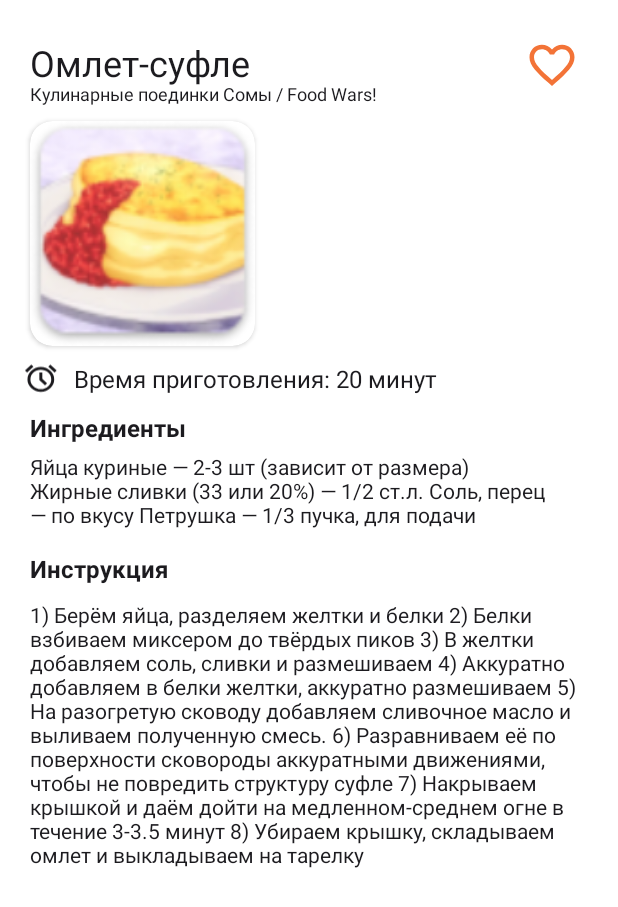
After one commit to Dan1l0s/mdev_course_work, an Android app: the layout activity_recipe_page.xml on its own in the app's theme, with its tools: preview values and no code run, on a phone screen of 412 x 824 dp. The commit adds this screen. Shown: the top 907 px of the screen. Run offline under Robolectric (Android 15) with nearby library versions, the phone set to English and light mode, and no system bars; Roboto replaces fonts that are not available here.

Commit message:
Added recipe page layout

```diff
--- a/app/src/main/java/ru/dan1l0s/project/MainActivity.java
+++ b/app/src/main/java/ru/dan1l0s/project/MainActivity.java
@@ -28,9 +28,6 @@ import java.util.Objects;
 
 import ru.dan1l0s.project.recipe.Recipe;
 import ru.dan1l0s.project.recycler_view_adapter.RecipeAdapter;
-import ru.dan1l0s.project.recycler_view_adapter.TaskAdapter;
-import ru.dan1l0s.project.task.Task;
-import ru.dan1l0s.project.task.UpdateTask;
 
 /** MainActivity class, where the list itself is located */
 public class MainActivity extends AppCompatActivity implements RecipeAdapter.OnRecipeListener{
@@ -106,7 +103,6 @@ public class MainActivity extends AppCompatActivity implements RecipeAdapter.OnR
           }
           list.add(recipe);
         }
-//        Collections.sort(list);
         recipeAdapter.notifyDataSetChanged();
       }
 
--- a/app/src/main/res/drawable-nodpi/_bg__recipe_new_shape.xml
+++ /dev/null
@@ -1,6 +0,0 @@
-<?xml version="1.0" encoding="utf-8"?>
-<!-- _bg__recipe_new from your XD file. -->
-<shape xmlns:android="http://schemas.android.com/apk/res/android"
-	android:shape="rectangle" >
-	<solid android:color="@color/_bg__recipe_new_color" />
-</shape>
--- /dev/null
+++ b/app/src/main/res/layout/activity_recipe_page.xml
@@ -0,0 +1,124 @@
+<?xml version="1.0" encoding="utf-8"?>
+<androidx.constraintlayout.widget.ConstraintLayout xmlns:android="http://schemas.android.com/apk/res/android"
+    xmlns:app="http://schemas.android.com/apk/res-auto"
+    xmlns:tools="http://schemas.android.com/tools"
+    android:layout_width="match_parent"
+    android:layout_height="match_parent"
+    android:layout_marginBottom="20dp"
+    >
+    <RelativeLayout android:id="@+id/content_container"
+        android:layout_width="match_parent"
+        android:layout_height="match_parent"
+        tools:ignore="MissingConstraints">
+
+
+        <androidx.cardview.widget.CardView
+            android:layout_marginStart="20dp"
+            android:layout_below="@id/recipe_page_source"
+            android:layout_marginTop="10dp"
+            android:layout_width="150dp"
+            android:layout_height="150dp"
+            app:cardCornerRadius="15dp">
+            <ImageView
+                android:id="@+id/recipe_page_image"
+                android:layout_width="150dp"
+                android:layout_height="150dp"
+                android:src="@drawable/image_1" />
+        </androidx.cardview.widget.CardView>
+
+        <TextView android:id="@+id/recipe_page_title"
+            android:textSize="24sp"
+            android:textColor="@color/card_text_color"
+            android:layout_marginStart="20dp"
+            android:layout_marginTop="25dp"
+            android:layout_width="260dp"
+            android:layout_height="wrap_content"
+            android:text="@string/recipe_title"
+            />
+
+        <TextView android:id="@+id/recipe_page_ingredients_title"
+            android:textStyle="bold"
+            android:textSize="16sp"
+            android:textColor="@color/card_text_color"
+            android:layout_below="@id/timer"
+            android:layout_marginStart="20dp"
+            android:layout_marginTop="10dp"
+            android:layout_width="wrap_content"
+            android:layout_height="wrap_content"
+            android:text="Ингредиенты"
+            />
+
+        <TextView android:id="@+id/recipe_page_cooking_time"
+            android:textSize="16sp"
+            android:textColor="@color/card_text_color"
+            android:layout_marginStart="10dp"
+            android:layout_toEndOf="@id/timer"
+            android:layout_marginTop="241dp"
+            android:layout_width="wrap_content"
+            android:layout_height="wrap_content"
+            android:text="@string/cooking_time"
+            />
+
+        <TextView android:id="@+id/recipe_page_ingredients"
+            android:textSize="14sp"
+            android:textColor="@color/card_text_color"
+            android:layout_marginStart="20dp"
+            android:layout_below="@id/recipe_page_ingredients_title"
+            android:layout_marginTop="5dp"
+            android:layout_width="350dp"
+            android:layout_height="wrap_content"
+            android:text="@string/recipe_ingredients"
+            />
+
+        <TextView android:id="@+id/recipe_page_instruction_title"
+            android:textStyle="bold"
+            android:textSize="16sp"
+            android:textColor="@color/card_text_color"
+            android:layout_marginStart="20dp"
+            android:layout_below="@id/recipe_page_ingredients"
+            android:layout_marginTop="15dp"
+            android:layout_width="wrap_content"
+            android:layout_height="wrap_content"
+            android:text="Инструкция"
+            />
+
+        <TextView android:id="@+id/recipe_page_instruction"
+            android:textSize="14sp"
+            android:textColor="@color/card_text_color"
+            android:layout_marginStart="20dp"
+            android:layout_below="@id/recipe_page_instruction_title"
+            android:layout_marginTop="10dp"
+            android:layout_width="370dp"
+            android:layout_height="wrap_content"
+            android:text="@string/recipe_instruction"
+            />
+
+        <TextView android:id="@+id/recipe_page_source"
+            android:textSize="12sp"
+            android:textColor="@color/card_text_color"
+            android:layout_marginStart="20dp"
+            android:layout_marginTop="54dp"
+            android:layout_width="296dp"
+            android:layout_height="wrap_content"
+            android:text="@string/source_text"
+            />
+
+        <ImageView android:id="@+id/timer"
+            android:src="@drawable/timer_icon_new"
+            android:layout_marginStart="15dp"
+            android:layout_marginTop="240dp"
+            android:layout_width="24dp"
+            android:layout_height="24dp" />
+
+
+        <ImageView
+            android:id="@+id/recipe_page_favorite"
+            android:layout_width="36dp"
+            android:layout_height="36dp"
+            android:layout_marginStart="350dp"
+            android:layout_marginTop="25dp"
+            android:src="@drawable/baseline_favorite_border_24" />
+
+
+    </RelativeLayout>
+</androidx.constraintlayout.widget.ConstraintLayout>
--- a/app/src/main/res/values/strings.xml
+++ b/app/src/main/res/values/strings.xml
@@ -18,7 +18,7 @@
     <string name="email_auth_error">E-mail must be verified (check your mailbox)</string>
     <string name="login_succ">Login successful</string>
     <string name="login_error">Login failed, reason: </string>
-    <string name="empty_task_received">Empty task received</string>
+    <string name="empty_task_received">Empty recipe received</string>
     <string name="delete_task_confirm">Are you sure you want to delete task </string>
     <string name="question_sign">\?</string>
     <string name="yes">Yes</string>
@@ -40,6 +40,26 @@
 
     <string name="recipe_title">Омлет-суфле</string>
     <string name="cooking_time">Время приготовления: 20 минут</string>
+    <string name="recipe_instruction">1) Берём яйца, разделяем желтки и белки
+
+2) Белки взбиваем миксером до твёрдых пиков
+
+3) В желтки добавляем соль, сливки и размешиваем
+
+4) Аккуратно добавляем в белки желтки, аккуратно размешиваем
+
+5) На разогретую сководу добавляем сливочное масло и выливаем полученную смесь.
+
+6) Разравниваем её по поверхности сковороды аккуратными движениями, чтобы не повредить структуру суфле
+
+7) Накрываем крышкой и даём дойти на медленном-среднем огне в течение 3-3.5 минут
+
+8) Убираем крышку, складываем омлет и выкладываем на тарелку
+    </string>
+    <string name="recipe_ingredients">Яйца куриные — 2-3 шт (зависит от размера)
+Жирные сливки (33 или 20%) — 1/2 ст.л.
+Соль, перец — по вкусу
+Петрушка — 1/3 пучка, для подачи</string>
     <string name="source_text">Кулинарные поединки Сомы / Food Wars!</string>
     <string name="recipe_details">Details</string>
     <string name="label_text_string">TEXT123</string>
```
Also changed, not shown: 1 other file.
